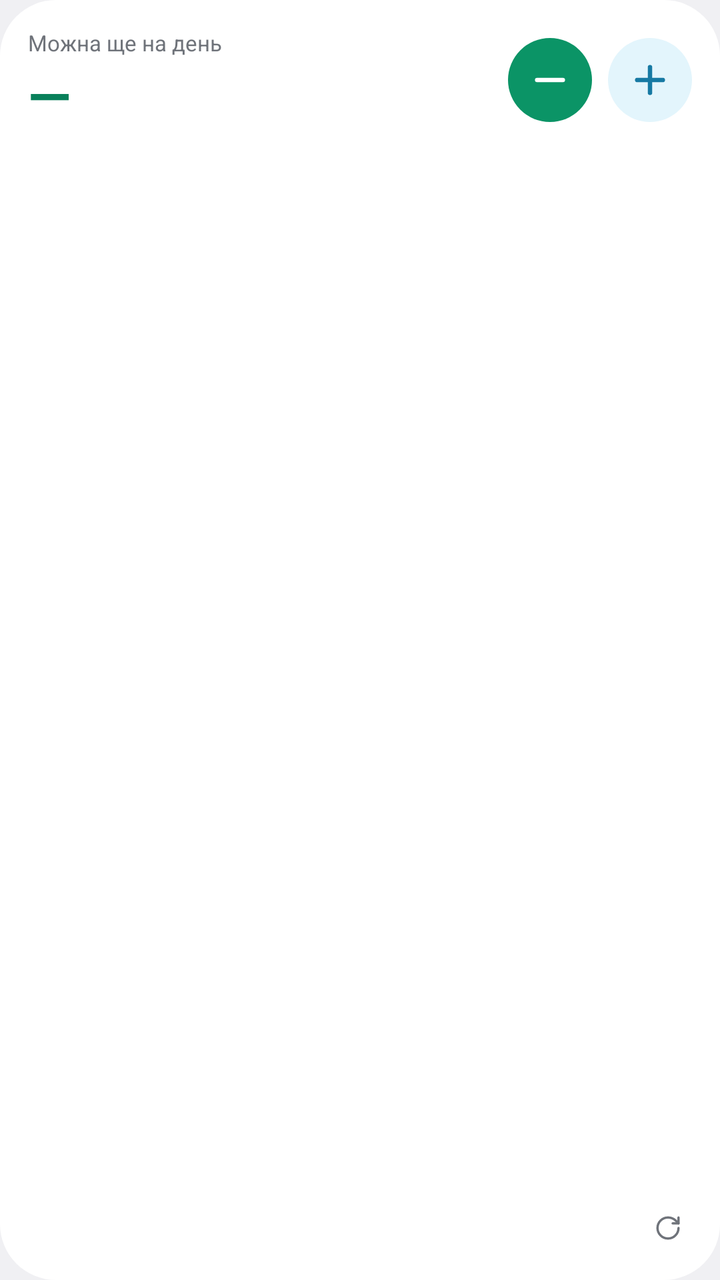
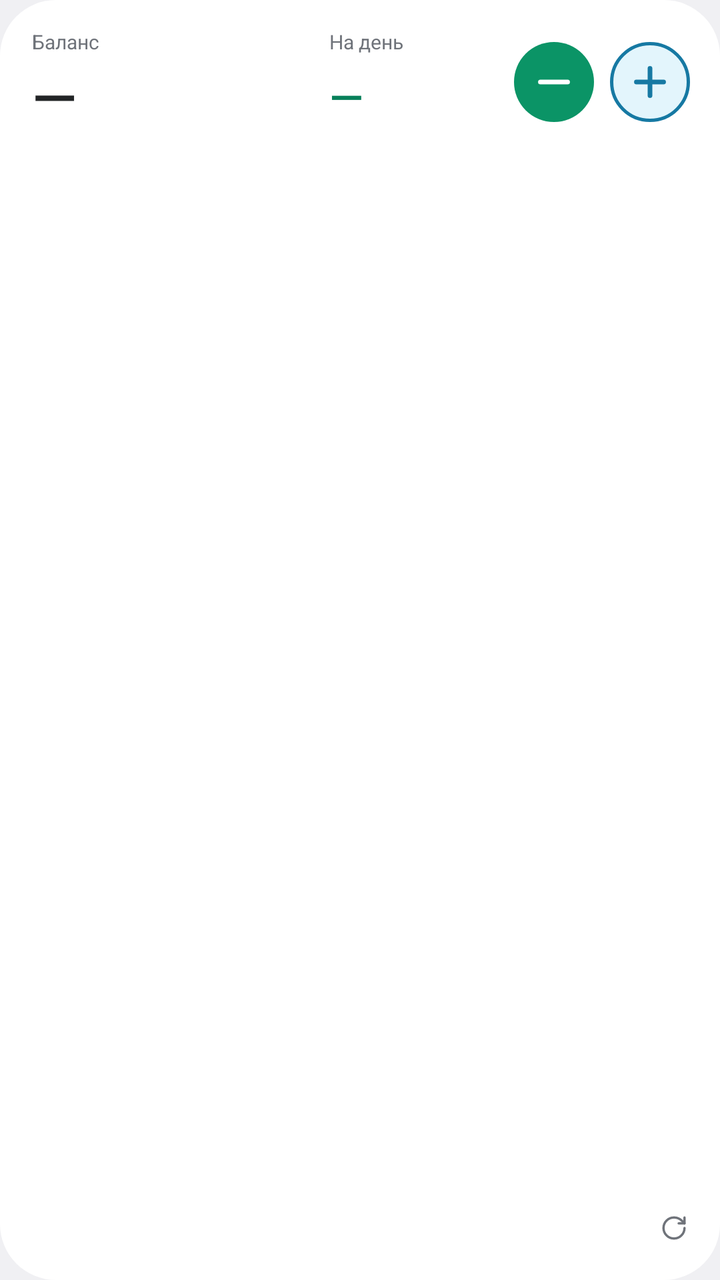

Two renders of the same Android screen: before a commit and after it. Below are the layout's source before the change and the commit's diff.
<!-- AndroidManifest.xml: application theme android:Theme.DeviceDefault.DayNight -->
<!-- res/layout/widget_large.xml -->
<?xml version="1.0" encoding="utf-8"?>
<LinearLayout xmlns:android="http://schemas.android.com/apk/res/android"
    android:id="@+id/root"
    android:layout_width="match_parent"
    android:layout_height="match_parent"
    android:background="@drawable/widget_bg"
    android:orientation="vertical"
    android:padding="14dp">

    <LinearLayout
        android:layout_width="match_parent"
        android:layout_height="wrap_content"
        android:gravity="center_vertical"
        android:orientation="horizontal">

        <LinearLayout
            android:layout_width="0dp"
            android:layout_height="wrap_content"
            android:layout_weight="1"
            android:orientation="vertical">

            <TextView
                android:id="@+id/hero_l"
                android:layout_width="wrap_content"
                android:layout_height="wrap_content"
                android:maxLines="1"
                android:text="Можна ще на день"
                android:textColor="@color/muted"
                android:textSize="11sp" />

            <TextView
                android:id="@+id/hero_v"
                android:layout_width="wrap_content"
                android:layout_height="wrap_content"
                android:maxLines="1"
                android:text="—"
                android:textColor="@color/brand_text"
                android:textSize="28sp"
                android:textStyle="bold" />
        </LinearLayout>

        <ImageView
            android:id="@+id/add_expense"
            android:layout_width="42dp"
            android:layout_height="42dp"
            android:background="@drawable/btn_round_brand"
            android:contentDescription="@string/add_expense"
            android:padding="10dp"
            android:src="@drawable/ic_minus"
            android:tint="@color/on_brand" />

        <ImageView
            android:id="@+id/add_income"
            android:layout_width="42dp"
            android:layout_height="42dp"
            android:layout_marginStart="8dp"
            android:background="@drawable/btn_round_income"
            android:contentDescription="@string/add_income"
            android:padding="10dp"
            android:src="@drawable/ic_plus"
            android:tint="@color/inc_text" />
    </LinearLayout>

    <ImageView
        android:id="@+id/chart"
        android:layout_width="match_parent"
        android:layout_height="0dp"
        android:layout_marginTop="6dp"
        android:layout_weight="1"
        android:importantForAccessibility="no"
        android:scaleType="fitXY" />

    <LinearLayout
        android:id="@+id/status_row"
        android:layout_width="match_parent"
        android:layout_height="wrap_content"
        android:layout_marginTop="6dp"
        android:gravity="center_vertical"
        android:orientation="horizontal">

        <TextView
            android:id="@+id/stats"
            android:layout_width="0dp"
            android:layout_height="wrap_content"
            android:layout_weight="1"
            android:maxLines="1"
            android:textColor="@color/muted"
            android:textSize="11sp" />

        <TextView
            android:id="@+id/stamp"
            android:layout_width="wrap_content"
            android:layout_height="wrap_content"
            android:maxLines="1"
            android:textColor="@color/muted"
            android:textSize="11sp" />

        <ImageView
            android:id="@+id/refresh"
            android:layout_width="24dp"
            android:layout_height="24dp"
            android:contentDescription="@string/refresh"
            android:padding="5dp"
            android:src="@drawable/ic_refresh"
            android:tint="@color/muted" />
    </LinearLayout>
</LinearLayout>
<!-- resources referenced by this layout -->
<resources>
  <!-- drawable btn_round_brand (drawable) -->
  <?xml version="1.0" encoding="utf-8"?>
  <shape xmlns:android="http://schemas.android.com/apk/res/android" android:shape="oval">
      <solid android:color="@color/brand" />
  </shape>
  <!-- drawable btn_round_income (drawable) -->
  <?xml version="1.0" encoding="utf-8"?>
  <shape xmlns:android="http://schemas.android.com/apk/res/android" android:shape="oval">
      <solid android:color="@color/inc_bg" />
  </shape>
  <!-- drawable ic_minus (drawable) -->
  <?xml version="1.0" encoding="utf-8"?>
  <vector xmlns:android="http://schemas.android.com/apk/res/android"
      android:width="24dp" android:height="24dp" android:viewportWidth="24" android:viewportHeight="24">
      <path android:pathData="M5,12h14" android:strokeColor="#FFFFFFFF" android:strokeWidth="2.4" android:strokeLineCap="round" />
  </vector>
  <!-- drawable ic_plus (drawable) -->
  <?xml version="1.0" encoding="utf-8"?>
  <vector xmlns:android="http://schemas.android.com/apk/res/android"
      android:width="24dp" android:height="24dp" android:viewportWidth="24" android:viewportHeight="24">
      <path android:pathData="M5,12h14M12,5v14" android:strokeColor="#FFFFFFFF" android:strokeWidth="2.4" android:strokeLineCap="round" />
  </vector>
  <!-- unchanged entries left out for length: 12 -->
</resources>

<!-- the commit's change to res/layout/widget_large.xml (unified diff, before → after) -->
@@ -5,7 +5,10 @@
     android:layout_height="match_parent"
     android:background="@drawable/widget_bg"
     android:orientation="vertical"
-    android:padding="14dp">
+    android:paddingStart="16dp"
+    android:paddingTop="14dp"
+    android:paddingEnd="11dp"
+    android:paddingBottom="10dp">
 
     <LinearLayout
         android:layout_width="match_parent"
@@ -16,84 +19,89 @@
         <LinearLayout
             android:layout_width="0dp"
             android:layout_height="wrap_content"
+            android:layout_weight="1.6"
+            android:orientation="vertical">
+
+            <TextView
+                style="@style/WidgetLabel"
+                android:text="@string/balance" />
+
+            <TextView
+                android:id="@+id/bal_v"
+                style="@style/WidgetHero" />
+        </LinearLayout>
+
+        <LinearLayout
+            android:layout_width="0dp"
+            android:layout_height="wrap_content"
+            android:layout_marginStart="8dp"
             android:layout_weight="1"
             android:orientation="vertical">
 
             <TextView
-                android:id="@+id/hero_l"
-                android:layout_width="wrap_content"
-                android:layout_height="wrap_content"
-                android:maxLines="1"
-                android:text="Можна ще на день"
-                android:textColor="@color/muted"
-                android:textSize="11sp" />
+                android:id="@+id/c1_l"
+                style="@style/WidgetLabel"
+                android:text="@string/per_day" />
 
             <TextView
-                android:id="@+id/hero_v"
-                android:layout_width="wrap_content"
-                android:layout_height="wrap_content"
-                android:maxLines="1"
-                android:text="—"
-                android:textColor="@color/brand_text"
-                android:textSize="28sp"
-                android:textStyle="bold" />
+                android:id="@+id/c1_v"
+                style="@style/WidgetHero.Second" />
         </LinearLayout>
 
         <ImageView
             android:id="@+id/add_expense"
-            android:layout_width="42dp"
-            android:layout_height="42dp"
-            android:background="@drawable/btn_round_brand"
+            style="@style/WidgetButton.Large"
             android:contentDescription="@string/add_expense"
-            android:padding="10dp"
-            android:src="@drawable/ic_minus"
-            android:tint="@color/on_brand" />
+            android:src="@drawable/btn_expense" />
 
         <ImageView
             android:id="@+id/add_income"
-            android:layout_width="42dp"
-            android:layout_height="42dp"
-            android:layout_marginStart="8dp"
-            android:background="@drawable/btn_round_income"
+            style="@style/WidgetButton.Large"
             android:contentDescription="@string/add_income"
-            android:padding="10dp"
-            android:src="@drawable/ic_plus"
-            android:tint="@color/inc_text" />
+            android:src="@drawable/btn_income" />
     </LinearLayout>
 
     <ImageView
         android:id="@+id/chart"
         android:layout_width="match_parent"
         android:layout_height="0dp"
-        android:layout_marginTop="6dp"
+        android:layout_marginTop="8dp"
         android:layout_weight="1"
-        android:importantForAccessibility="no"
-        android:scaleType="fitXY" />
+        android:scaleType="fitCenter" />
 
     <LinearLayout
         android:id="@+id/status_row"
         android:layout_width="match_parent"
         android:layout_height="wrap_content"
-        android:layout_marginTop="6dp"
+        android:layout_marginTop="4dp"
         android:gravity="center_vertical"
+        android:minHeight="32dp"
         android:orientation="horizontal">
 
         <TextView
-            android:id="@+id/stats"
+            android:id="@+id/today_v"
+            style="@style/WidgetNote"
+            android:textSize="12sp"
+            android:textColor="@color/text" />
+
+        <TextView
+            android:id="@+id/rest"
+            style="@style/WidgetNote"
             android:layout_width="0dp"
-            android:layout_height="wrap_content"
+            android:layout_height="16dp"
             android:layout_weight="1"
-            android:maxLines="1"
-            android:textColor="@color/muted"
-            android:textSize="11sp" />
+            android:autoSizeMaxTextSize="12sp"
+            android:autoSizeMinTextSize="9sp"
+            android:autoSizeStepGranularity="1sp"
+            android:autoSizeTextType="uniform"
+            android:textSize="12sp"
+            android:textColor="@color/muted" />
 
         <TextView
             android:id="@+id/stamp"
-            android:layout_width="wrap_content"
-            android:layout_height="wrap_content"
-            android:maxLines="1"
-            android:textColor="@color/muted"
-            android:textSize="11sp" />
+            style="@style/WidgetNote"
+            android:layout_marginStart="6dp"
+            android:textColor="@color/muted" />
 
         <ImageView
             android:id="@+id/refresh"
<!-- resource entries referenced after the edit -->
@@ -1,26 +1,102 @@
 <!-- resources referenced by this layout -->
 <resources>
-  <!-- drawable btn_round_brand (drawable) -->
+  <color name="text">#222426</color>
+  <!-- drawable btn_expense (drawable) -->
   <?xml version="1.0" encoding="utf-8"?>
-  <shape xmlns:android="http://schemas.android.com/apk/res/android" android:shape="oval">
-      <solid android:color="@color/brand" />
-  </shape>
-  <!-- drawable btn_round_income (drawable) -->
+  <layer-list xmlns:android="http://schemas.android.com/apk/res/android">
+      <item
+          android:width="24dp"
+          android:height="24dp">
+          <shape android:shape="oval">
+              <solid android:color="@color/brand" />
+          </shape>
+      </item>
+      <item
+          android:width="14dp"
+          android:height="14dp"
+          android:drawable="@drawable/ic_minus"
+          android:gravity="center" />
+  </layer-list>
+  <!-- drawable btn_income (drawable) -->
   <?xml version="1.0" encoding="utf-8"?>
-  <shape xmlns:android="http://schemas.android.com/apk/res/android" android:shape="oval">
-      <solid android:color="@color/inc_bg" />
-  </shape>
+  <layer-list xmlns:android="http://schemas.android.com/apk/res/android">
+      <item
+          android:width="24dp"
+          android:height="24dp">
+          <shape android:shape="oval">
+              <solid android:color="@color/inc_bg" />
+              <stroke
+                  android:width="1dp"
+                  android:color="@color/inc_text" />
+          </shape>
+      </item>
+      <item
+          android:width="14dp"
+          android:height="14dp"
+          android:drawable="@drawable/ic_plus"
+          android:gravity="center" />
+  </layer-list>
+  <string name="balance">Баланс</string>
+  <string name="per_day">На день</string>
+  <style name="WidgetButton.Large">
+          <item name="android:layout_width">48dp</item>
+          <item name="android:layout_height">48dp</item>
+          <item name="android:padding">4dp</item>
+      </style>
+  <style name="WidgetHero">
+          <item name="android:layout_width">match_parent</item>
+          <item name="android:layout_height">40dp</item>
+          <item name="android:autoSizeMaxTextSize">30sp</item>
+          <item name="android:autoSizeMinTextSize">11sp</item>
+          <item name="android:autoSizeStepGranularity">1sp</item>
+          <item name="android:autoSizeTextType">uniform</item>
+          <item name="android:ellipsize">end</item>
+          <item name="android:fontFamily">sans-serif-medium</item>
+          <item name="android:fontFeatureSettings">tnum</item>
+          <item name="android:gravity">center_vertical|start</item>
+          <item name="android:maxLines">1</item>
+          <item name="android:text">—</item>
+          <item name="android:textColor">@color/text</item>
+          <item name="android:textSize">30sp</item>
+      </style>
+  <style name="WidgetHero.Second">
+          <item name="android:autoSizeMaxTextSize">22sp</item>
+          <item name="android:autoSizeMinTextSize">11sp</item>
+          <item name="android:textColor">@color/brand_text</item>
+          <item name="android:textSize">22sp</item>
+      </style>
+  <style name="WidgetLabel">
+          <item name="android:layout_width">match_parent</item>
+          <item name="android:layout_height">14dp</item>
+          <item name="android:autoSizeMaxTextSize">11sp</item>
+          <item name="android:autoSizeMinTextSize">9sp</item>
+          <item name="android:autoSizeStepGranularity">1sp</item>
+          <item name="android:autoSizeTextType">uniform</item>
+          <item name="android:ellipsize">end</item>
+          <item name="android:maxLines">1</item>
+          <item name="android:textColor">@color/muted</item>
+          <item name="android:textSize">11sp</item>
+      </style>
+  <style name="WidgetNote">
+          <item name="android:layout_width">wrap_content</item>
+          <item name="android:layout_height">wrap_content</item>
+          <item name="android:ellipsize">end</item>
+          <item name="android:fontFeatureSettings">tnum</item>
+          <item name="android:maxLines">1</item>
+          <item name="android:textColor">@color/text</item>
+          <item name="android:textSize">11sp</item>
+      </style>
   <!-- drawable ic_minus (drawable) -->
   <?xml version="1.0" encoding="utf-8"?>
   <vector xmlns:android="http://schemas.android.com/apk/res/android"
       android:width="24dp" android:height="24dp" android:viewportWidth="24" android:viewportHeight="24">
-      <path android:pathData="M5,12h14" android:strokeColor="#FFFFFFFF" android:strokeWidth="2.4" android:strokeLineCap="round" />
+      <path android:pathData="M5,12h14" android:strokeColor="@color/on_brand" android:strokeWidth="2.4" android:strokeLineCap="round" />
   </vector>
   <!-- drawable ic_plus (drawable) -->
   <?xml version="1.0" encoding="utf-8"?>
   <vector xmlns:android="http://schemas.android.com/apk/res/android"
       android:width="24dp" android:height="24dp" android:viewportWidth="24" android:viewportHeight="24">
-      <path android:pathData="M5,12h14M12,5v14" android:strokeColor="#FFFFFFFF" android:strokeWidth="2.4" android:strokeLineCap="round" />
+      <path android:pathData="M5,12h14M12,5v14" android:strokeColor="@color/inc_text" android:strokeWidth="2.4" android:strokeLineCap="round" />
   </vector>
   <!-- unchanged entries left out for length: 12 -->
 </resources>
